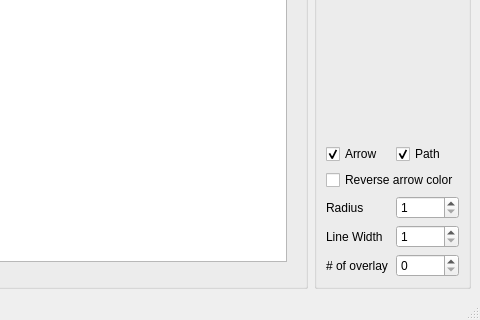
UMATracker/UMATracker-Tracker, file lib/python/ui/MainWindowBase.ui: the form before one commit; both pictures show x 580 to 1060 and y 254 to 574 of the 1060 by 574 pixel window.
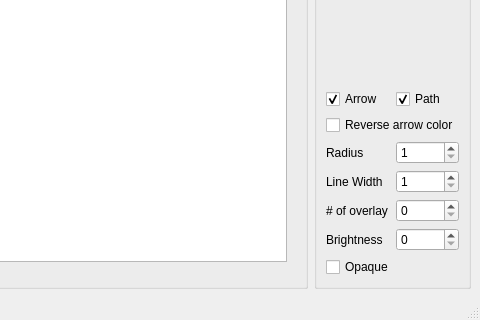
The form after the commit. Custom widgets are drawn as their Qt base class.

Commit message: Added the line color configuration UI

```diff
--- a/lib/python/ui/MainWindowBase.ui
+++ b/lib/python/ui/MainWindowBase.ui
@@ -212,6 +212,34 @@
             </item>
            </layout>
           </item>
+          <item>
+           <layout class="QHBoxLayout" name="horizontalLayout_8">
+            <item>
+             <widget class="QLabel" name="label_5">
+              <property name="text">
+               <string>Brightness</string>
+              </property>
+             </widget>
+            </item>
+            <item>
+             <widget class="QSpinBox" name="lineBrightnessSpinBox">
+              <property name="maximum">
+               <number>255</number>
+              </property>
+             </widget>
+            </item>
+           </layout>
+          </item>
+          <item>
+           <widget class="QCheckBox" name="opaqueCheckBox">
+            <property name="text">
+             <string>Opaque</string>
+            </property>
+            <property name="checked">
+             <bool>false</bool>
+            </property>
+           </widget>
+          </item>
          </layout>
         </widget>
        </item>
```
Left out of the diff: 2 changed lines with no effect on the pictures. The commit also changes 5 other files.
